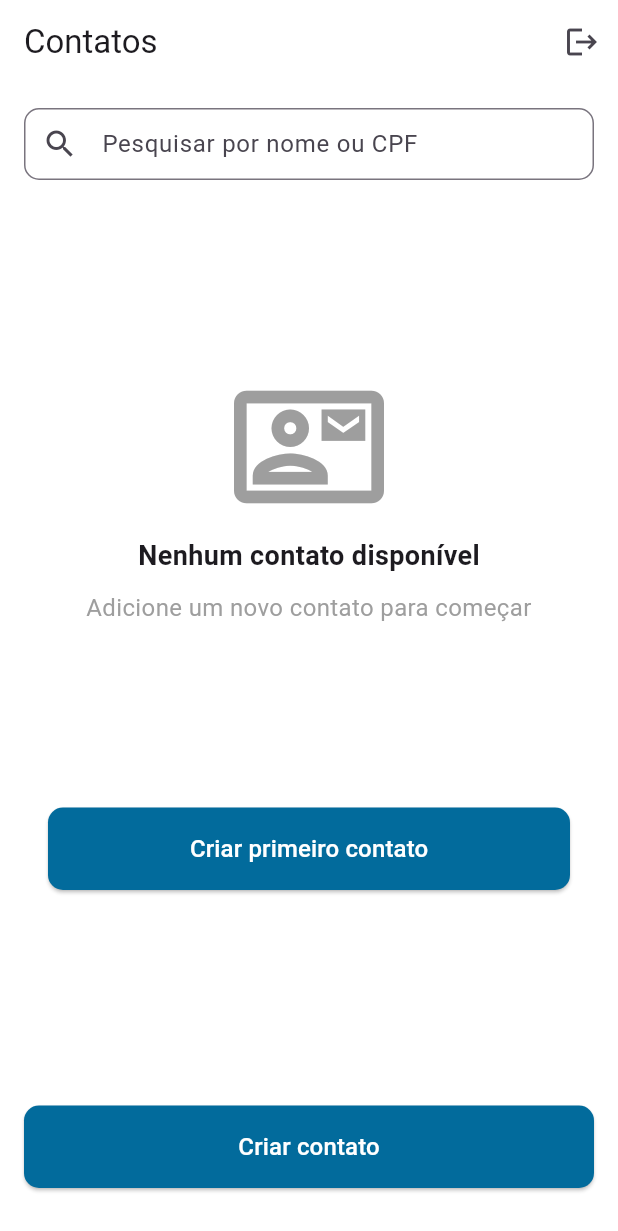
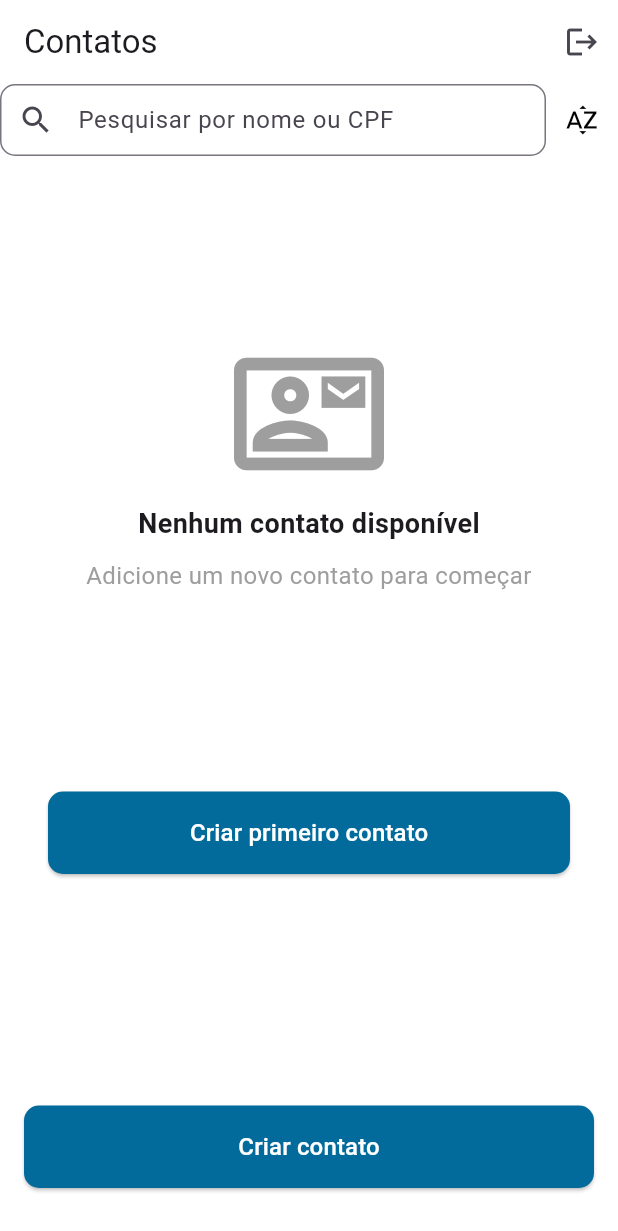
Before and after one commit to caiodantasmormito/UEX-challenge, a Flutter app: the HomePage screen opened by its route, on a phone screen of 412 x 824 dp. Shown: the top 1231 px of the screen. Run offline on Flutter 3.47's test engine with Material 3 defaults, Android fonts, the phone set to English and light mode, and no system bars; our stand-ins replace bloc, cloud_firestore, dio, equatable, firebase_auth, firebase_core and 6 more; missing offline and left inert: cpf_cnpj_validator; accounts and stored records are empty; Roboto replaces fonts that are missing (Manrope).

Commit message:
feat: filter by name in ascending alphabetical order

```diff
--- a/lib/features/home/presentation/pages/home_page.dart
+++ b/lib/features/home/presentation/pages/home_page.dart
@@ -20,6 +20,8 @@ class _HomePageState extends State<HomePage> {
   late final FocusNode _searchFocus;
   String _searchText = '';
   String? _userId;
+
+  bool _isAscending = true;
 
   @override
   void initState() {
@@ -46,8 +48,6 @@ class _HomePageState extends State<HomePage> {
   Future<void> _refreshContacts() async {
     if (_userId != null) {
       context.read<GetContactsBloc>().add(GetDataContacts(userId: _userId!));
-    } else {
-      debugPrint('Erro: _userId está nulo.');
     }
   }
 
@@ -95,8 +95,9 @@ class _HomePageState extends State<HomePage> {
         onRefresh: _refreshContacts,
         child: Column(
           children: [
-            Padding(
-              padding: const EdgeInsets.all(16.0),
+            Row(
+              children: [
+                Expanded(
                   child: TextField(
                     controller: _searchController,
                     decoration: InputDecoration(
@@ -113,6 +114,19 @@ class _HomePageState extends State<HomePage> {
                       });
                     },
                   ),
+                ),
+                IconButton(
+                  icon: Icon(
+                    _isAscending ? Icons.sort_by_alpha : Icons.sort,
+                    color: Colors.black,
+                  ),
+                  onPressed: () {
+                    setState(() {
+                      _isAscending = !_isAscending;
+                    });
+                  },
+                ),
+              ],
             ),
             Expanded(
               child: BlocConsumer<GetContactsBloc, GetContactsState>(
@@ -137,6 +151,10 @@ class _HomePageState extends State<HomePage> {
                       return contact.name.toLowerCase().contains(_searchText) ||
                           contact.cpf.contains(_searchText);
                     }).toList();
+
+                    filteredContacts.sort((a, b) => _isAscending
+                        ? a.name.compareTo(b.name)
+                        : b.name.compareTo(a.name));
 
                     if (filteredContacts.isNotEmpty) {
                       return ListView.builder(
```
Lines whose indentation alone changed are shown as unchanged.
